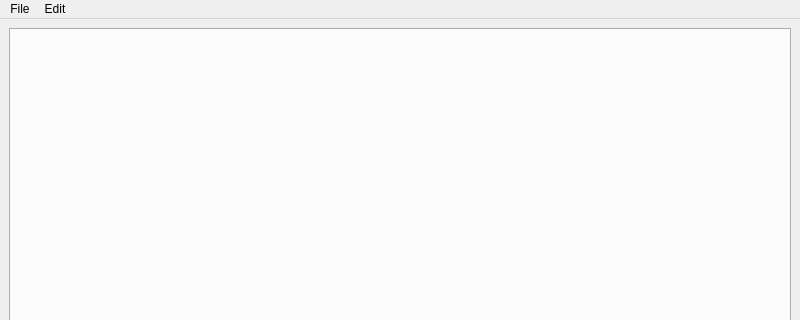
First picture: the form in mainwindow.ui, repository AdhamNour/InvertedIndex, before the edit; both pictures show x 0 to 800 and y 0 to 320 of the 800 by 600 pixel window.
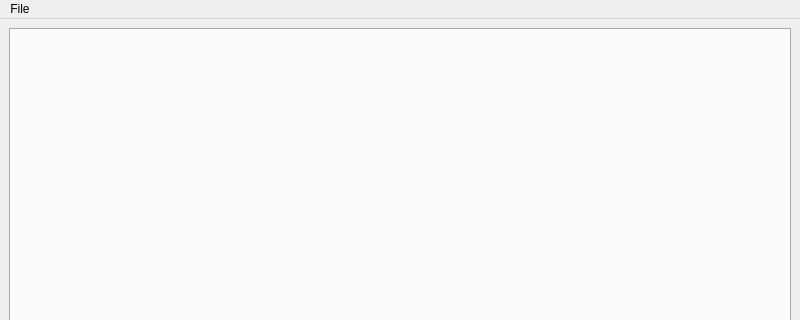
Second picture: the form after the edit. Icons and pictures are not drawn.

The edit to the form file:
```diff
--- a/mainwindow.ui
+++ b/mainwindow.ui
@@ -36,7 +36,7 @@
      <x>0</x>
      <y>0</y>
      <width>800</width>
-     <height>21</height>
+     <height>22</height>
     </rect>
    </property>
    <widget class="QMenu" name="menuFile">
@@ -45,13 +45,7 @@
     </property>
     <addaction name="actionAdd_Tab"/>
    </widget>
-   <widget class="QMenu" name="menuEdit">
-    <property name="title">
-     <string>Edit</string>
-    </property>
-   </widget>
    <addaction name="menuFile"/>
-   <addaction name="menuEdit"/>
   </widget>
   <widget class="QStatusBar" name="statusbar">
    <property name="sizeGripEnabled">
```
Left out of the diff: 2 changed lines with no effect on the pictures.
